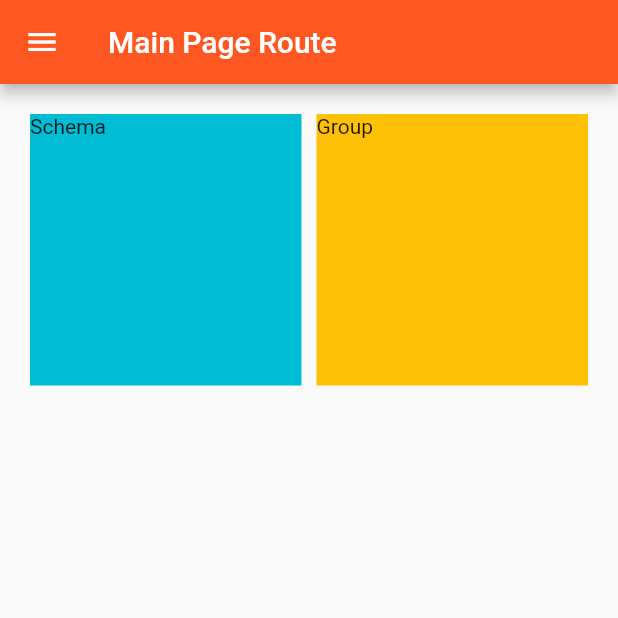
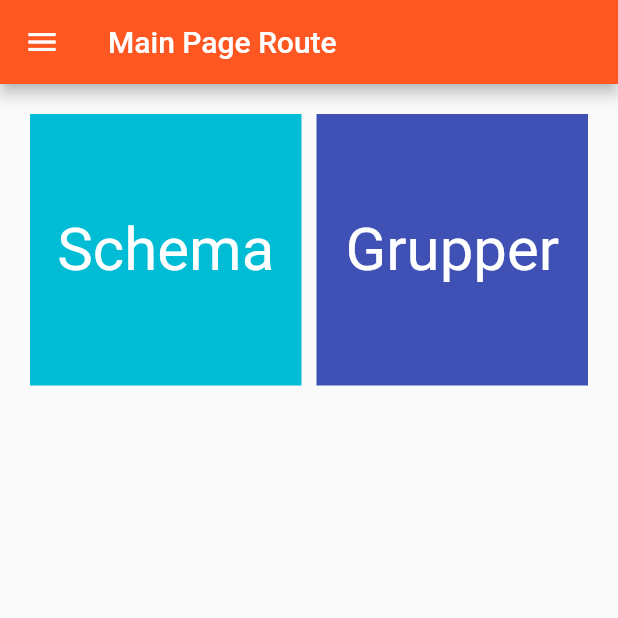
Before and after one commit to wrang308/Beach-aid-camp, a Flutter app: the screen it shows after launch, on a phone screen of 412 x 824 dp, the top half of it. Run offline on Flutter 3.47's test engine with Material 2 defaults, Android fonts, the phone set to English and light mode, and no system bars; drawn by our look-alikes of auto_size_text; our stand-ins replace cloud_firestore; accounts and stored records are empty.

Commit message:
changed the look of the main menu buttons

```diff
--- a/lib/mainPage.dart
+++ b/lib/mainPage.dart
@@ -5,7 +5,7 @@ import 'package:flutter_app_testing_coding/main.dart';
 import 'package:flutter_app_testing_coding/schema.dart';
 import 'package:flutter_app_testing_coding/grouptest.dart';
 import 'drawer.dart';
-
+import 'package:auto_size_text/auto_size_text.dart';
 
 class MainPageRoute extends StatelessWidget {
   @override
@@ -15,7 +15,6 @@ class MainPageRoute extends StatelessWidget {
         title: Text("Main Page Route"),
       ),
       drawer: MyDrawer(),
-
       body: GridView.count(
           primary: false,
           padding: const EdgeInsets.all(20),
@@ -24,7 +23,6 @@ class MainPageRoute extends StatelessWidget {
           crossAxisCount: 2,
           children: <Widget>[
             InkWell(
-
               onTap: () {
                 Navigator.popUntil(context, ModalRoute.withName('/'));
                 Navigator.push(
@@ -32,12 +30,23 @@ class MainPageRoute extends StatelessWidget {
                   MaterialPageRoute(builder: (context) => SchemaRoute()),
                 );
               }, // handle your onTap here
-        child: Container(height: 200, width: 200,
+              child: Container(
+                height: 200,
+                width: 200,
                 color: Colors.cyan,
-        child: Text('Schema'),),
+                child: Center(
+                  child: AutoSizeText(
+                    'Schema',
+                    maxLines: 1,
+                    style: TextStyle(
+                      color: Colors.white,
+                      fontSize: 40,
+                    ),
+                  ),
+                ),
+              ),
             ),
             InkWell(
-
               onTap: () {
                 Navigator.popUntil(context, ModalRoute.withName('/'));
                 Navigator.push(
@@ -45,11 +54,22 @@ class MainPageRoute extends StatelessWidget {
                   MaterialPageRoute(builder: (context) => GroupRoute()),
                 );
               }, // handle your onTap here
-        child: Container(height: 200, width: 200,
-        color: Colors.amber,
-        child: Text('Group'),),
+              child: Container(
+                height: 200,
+                width: 200,
+                color: Colors.indigo,
+                child: Center(
+                  child: AutoSizeText(
+                    'Grupper',
+                    maxLines: 1,
+                    style: TextStyle(
+                      color: Colors.white,
+                      fontSize: 40,
                     ),
-
+                  ),
+                ),
+              ),
+            ),
           ]),
       /**ListView(children: <Widget>[
           RaisedButton(
@@ -83,6 +103,7 @@ class MainPageRoute extends StatelessWidget {
           ),
 
           ])
-    **/);
+       **/
+    );
   }
 }
--- a/pubspec.yaml
+++ b/pubspec.yaml
@@ -23,7 +23,7 @@ dependencies:
   # Use with the CupertinoIcons class for iOS style icons.
   cupertino_icons: ^0.1.2
   http: ^0.12.0+2
-
+  auto_size_text: ^2.1.0
   # Add the dependency for the Firebase Core Flutter SDK
   firebase_core: ^0.4.0+9
 
```
Also changed, not shown: pubspec.lock. Lines whose indentation alone changed are shown as unchanged.
